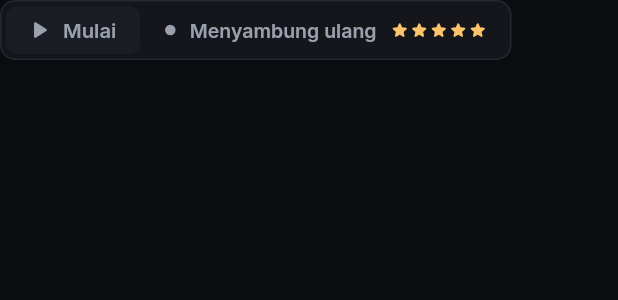
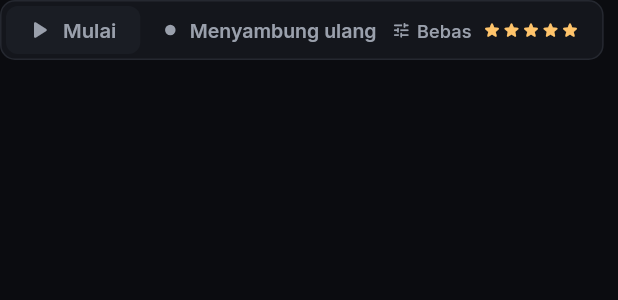
Before and after one commit to ZafranHulaif/typingclubrobot, a Flutter app: the _Capsule widget shown alone on an empty page, opened directly, on a phone screen of 412 x 824 dp. Shown: the top 300 px of the screen. Run offline on Flutter 3.47's test engine with Material 3 defaults, Android fonts, the phone set to English and light mode, and no system bars; our stand-ins replace material_ui; missing offline and left inert: dart:ffi; network calls fail.

Commit message:
v4: label mode Rencana/Bebas di kapsul, ganti bintang mode bebas berlaku level berikutnya

```diff
--- a/ui/lib/src/state/store.dart
+++ b/ui/lib/src/state/store.dart
@@ -181,7 +181,11 @@ class AppStore extends ChangeNotifier {
   }
 
   Future<void> setFreeStars(int stars, bool silver) async {
-    await call('free.set', {'stars': stars, 'silver': silver});
+    final r = await call('free.set', {'stars': stars, 'silver': silver});
+    // sedang mengetik tanpa rencana: lesson ini tetap, ganti di level berikutnya
+    if (r != null && phase == 'running' && !planRunning) {
+      say('Target bintang baru berlaku mulai level berikutnya.');
+    }
   }
 
   Future<bool> savePlan(List<Segment> segs) async {
--- a/ui/lib/src/ui/shell.dart
+++ b/ui/lib/src/ui/shell.dart
@@ -327,23 +327,41 @@ class _Capsule extends StatelessWidget {
 
     // bintang: rencana jalan = ikut bagian aktif (terkunci); selain itu
     // target "tanpa rencana" yang bisa diubah kapan saja
+    // label mode: rencana (bintang terkunci) atau bebas (bisa diubah)
+    Widget mode(IconData ikon, String teks) => Padding(
+          padding: const EdgeInsets.only(left: 10),
+          child: Row(mainAxisSize: MainAxisSize.min, children: [
+            Icon(ikon, size: 13, color: c.onSurfaceVariant),
+            const SizedBox(width: 4),
+            Text(teks, style: t.labelMedium!.copyWith(color: c.onSurfaceVariant)),
+          ]),
+        );
     final Widget bintang = s.planRunning
-        ? (seg != null
-            ? Padding(
-                padding: const EdgeInsets.only(left: 10),
-                child: StarRow(seg.stars, silver: seg.silver, size: 13))
-            : const SizedBox.shrink())
-        : Padding(
-            padding: const EdgeInsets.only(left: 4),
-            child: Tooltip(
-              message: 'Target bintang tanpa rencana',
-              child: StarPicker(
-                stars: s.freeStars,
-                silver: s.freeSilver,
-                onChanged: s.setFreeStars,
+        ? Tooltip(
+            message: 'Bintang ikut rencana',
+            child: Row(mainAxisSize: MainAxisSize.min, children: [
+              mode(Icons.lock_rounded, 'Rencana'),
+              if (seg != null)
+                Padding(
+                  padding: const EdgeInsets.only(left: 8),
+                  child: StarRow(seg.stars, silver: seg.silver, size: 13),
+                ),
+            ]),
+          )
+        : Row(mainAxisSize: MainAxisSize.min, children: [
+            mode(Icons.tune_rounded, 'Bebas'),
+            Padding(
+              padding: const EdgeInsets.only(left: 2),
+              child: Tooltip(
+                message: 'Bisa diubah kapan saja, berlaku mulai level berikutnya',
+                child: StarPicker(
+                  stars: s.freeStars,
+                  silver: s.freeSilver,
+                  onChanged: s.setFreeStars,
+                ),
               ),
             ),
-          );
+          ]);
 
     return Container(
       height: 40,
```
